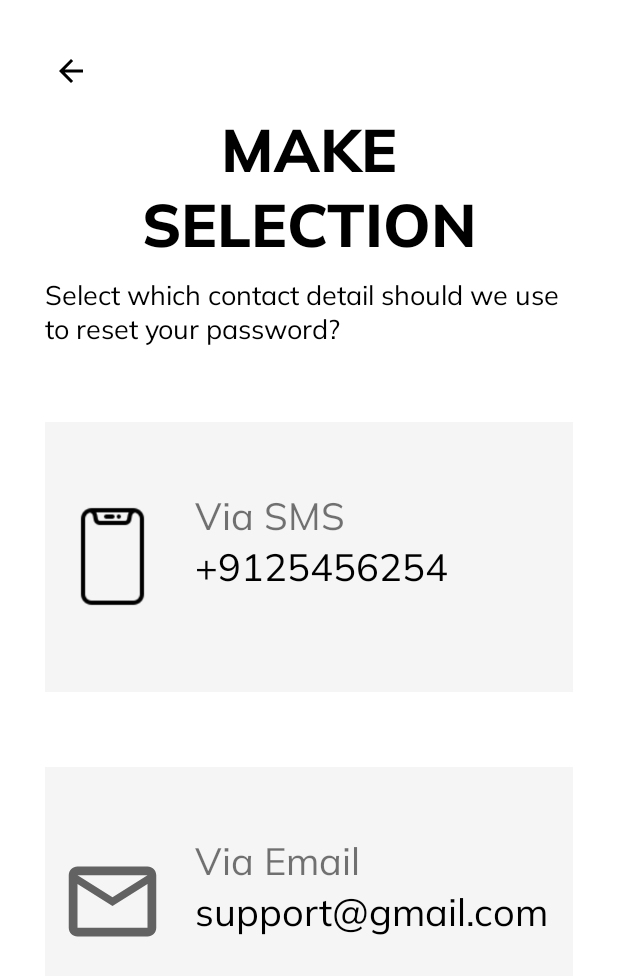
After one commit to maharishi-01/Guide_a_City, an Android app: the MakeSelection screen opened directly, with no data from a screen before it, on a phone screen of 412 x 824 dp. The commit adds this screen. Shown: the top 976 px of the screen. Run offline under Robolectric (Android 15) with nearby library versions, the phone set to English and light mode, and no system bars; Roboto replaces fonts that are not available here.

Commit message:
Added Forget password page and update page

```diff
--- a/app/src/main/AndroidManifest.xml
+++ b/app/src/main/AndroidManifest.xml
@@ -9,7 +9,11 @@
         android:roundIcon="@mipmap/ic_launcher_round"
         android:supportsRtl="true"
         android:theme="@style/AppTheme">
-        <activity android:name=".Common.LoginSignup.VerifyOtp"></activity>
+        <activity android:name=".Common.LoginSignup.ForgetPasswordSuccess"></activity>
+        <activity android:name=".Common.LoginSignup.SetNewPassword" />
+        <activity android:name=".Common.LoginSignup.MakeSelection" />
+        <activity android:name=".Common.LoginSignup.ForgetPassword" />
+        <activity android:name=".Common.LoginSignup.VerifyOtp" />
         <activity android:name=".Common.LoginSignup.SignUp3rdActivity" />
         <activity android:name=".Common.LoginSignup.SignUp2ndActivity" />
         <activity android:name=".Common.LoginSignup.SignUp" />
--- /dev/null
+++ b/app/src/main/java/com/example/guide_a_city/Common/LoginSignup/MakeSelection.java
@@ -0,0 +1,16 @@
+package com.example.guide_a_city.Common.LoginSignup;
+
+import androidx.appcompat.app.AppCompatActivity;
+
+import android.os.Bundle;
+
+import com.example.guide_a_city.R;
+
+public class MakeSelection extends AppCompatActivity {
+
+    @Override
+    protected void onCreate(Bundle savedInstanceState) {
+        super.onCreate(savedInstanceState);
+        setContentView(R.layout.activity_make_selection);
+    }
+}
--- /dev/null
+++ b/app/src/main/res/drawable/check_done_icon.xml
@@ -0,0 +1,5 @@
+<vector android:height="24dp" android:tint="#26D56E"
+    android:viewportHeight="24" android:viewportWidth="24"
+    android:width="24dp" xmlns:android="http://schemas.android.com/apk/res/android">
+    <path android:fillColor="@android:color/white" android:pathData="M12,2C6.48,2 2,6.48 2,12s4.48,10 10,10 10,-4.48 10,-10S17.52,2 12,2zM10,17l-5,-5 1.41,-1.41L10,14.17l7.59,-7.59L19,8l-9,9z"/>
+</vector>
--- /dev/null
+++ b/app/src/main/res/drawable/ic_outline_email_24.xml
@@ -0,0 +1,10 @@
+<vector xmlns:android="http://schemas.android.com/apk/res/android"
+    android:width="24dp"
+    android:height="24dp"
+    android:viewportWidth="24"
+    android:viewportHeight="24"
+    android:tint="?attr/colorControlNormal">
+  <path
+      android:fillColor="@android:color/white"
+      android:pathData="M22,6c0,-1.1 -0.9,-2 -2,-2L4,4c-1.1,0 -2,0.9 -2,2v12c0,1.1 0.9,2 2,2h16c1.1,0 2,-0.9 2,-2L22,6zM20,6l-8,5 -8,-5h16zM20,18L4,18L4,8l8,5 8,-5v10z"/>
+</vector>
--- /dev/null
+++ b/app/src/main/res/layout/activity_make_selection.xml
@@ -0,0 +1,138 @@
+<?xml version="1.0" encoding="utf-8"?>
+<ScrollView xmlns:android="http://schemas.android.com/apk/res/android"
+    xmlns:app="http://schemas.android.com/apk/res-auto"
+    xmlns:tools="http://schemas.android.com/tools"
+    android:layout_width="match_parent"
+    android:layout_height="match_parent"
+    android:background="@color/white"
+    android:padding="30dp"
+    tools:context=".Common.LoginSignup.MakeSelection">
+
+    <LinearLayout
+        android:layout_width="match_parent"
+        android:layout_height="wrap_content"
+        android:orientation="vertical">
+
+        <ImageView
+            android:layout_width="wrap_content"
+            android:layout_height="wrap_content"
+            android:padding="5dp"
+            android:src="@drawable/general_back_icon" />
+
+        <TextView
+            android:layout_width="wrap_content"
+            android:layout_height="wrap_content"
+            android:layout_gravity="center"
+            android:layout_marginTop="10dp"
+            android:fontFamily="@font/muli_extrabold"
+            android:gravity="center"
+            android:includeFontPadding="false"
+            android:text="@string/make_selection"
+            android:textAlignment="center"
+            android:textAllCaps="true"
+            android:textColor="@color/black"
+            android:textSize="40sp" />
+
+        <TextView
+            android:layout_width="wrap_content"
+            android:layout_height="wrap_content"
+            android:layout_gravity="center"
+            android:layout_marginTop="10dp"
+            android:fontFamily="@font/muli"
+            android:text="@string/make_selection_desc"
+            android:textColor="@color/black"
+            android:textSize="18sp" />
+
+        <RelativeLayout
+            android:layout_width="match_parent"
+            android:layout_height="180dp"
+            android:layout_marginTop="50dp"
+            android:background="@color/lightWhite"
+            android:padding="10dp">
+
+            <ImageView
+                android:id="@+id/mobile_icon"
+                android:layout_width="70dp"
+                android:layout_height="70dp"
+                android:layout_centerVertical="true"
+                android:layout_marginRight="20dp"
+                android:src="@drawable/mobile_icon" />
+
+            <TextView
+                android:id="@+id/mobile_title"
+                android:layout_width="wrap_content"
+                android:layout_height="wrap_content"
+                android:layout_marginTop="35dp"
+                android:layout_toRightOf="@id/mobile_icon"
+                android:fontFamily="@font/muli"
+                android:text="Via SMS"
+                android:textSize="25dp" />
+
+            <TextView
+                android:id="@+id/mobile_desc"
+                android:layout_width="wrap_content"
+                android:layout_height="wrap_content"
+                android:layout_below="@id/mobile_title"
+                android:layout_toRightOf="@id/mobile_icon"
+                android:fontFamily="@font/muli"
+                android:text="+9125456254"
+                android:textColor="@color/black"
+                android:textSize="25dp" />
+
+
+            <Button
+                android:layout_width="match_parent"
+                android:layout_height="match_parent"
+                android:background="@color/transparent" />
+
+
+        </RelativeLayout>
+
+        <RelativeLayout
+            android:layout_width="match_parent"
+            android:layout_height="180dp"
+            android:layout_marginTop="50dp"
+            android:background="@color/lightWhite"
+            android:padding="10dp">
+
+            <ImageView
+                android:id="@+id/email_icon"
+                android:layout_width="70dp"
+                android:layout_height="70dp"
+                android:layout_centerVertical="true"
+                android:layout_marginRight="20dp"
+                android:src="@drawable/ic_outline_email_24" />
+
+            <TextView
+                android:id="@+id/email_title"
+                android:layout_width="wrap_content"
+                android:layout_height="wrap_content"
+                android:layout_marginTop="35dp"
+                android:layout_toRightOf="@id/email_icon"
+                android:fontFamily="@font/muli"
+                android:text="@string/via_email"
+                android:textSize="25dp" />
+
+            <TextView
+                android:id="@+id/email_desc"
+                android:layout_width="wrap_content"
+                android:layout_height="wrap_content"
+                android:layout_below="@id/email_title"
+                android:layout_toRightOf="@id/email_icon"
+                android:fontFamily="@font/muli"
+                android:text="support@gmail.com"
+                android:textColor="@color/black"
+                android:textSize="25dp" />
+
+
+            <Button
+                android:layout_width="match_parent"
+                android:layout_height="match_parent"
+                android:background="@color/transparent" />
+        </RelativeLayout>
+
+
+    </LinearLayout>
+
+
+</ScrollView>
--- a/app/src/main/res/values/colors.xml
+++ b/app/src/main/res/values/colors.xml
@@ -22,7 +22,8 @@
     <color name="card2">#7adccf</color>
     <color name="card3">#f7c59f</color>
     <color name="card4">#b8d7f5</color>
-    <color name="card5">#D80909</color>
+
+    <color name="transparent">#00000000</color>
 
 
 </resources>
--- a/app/src/main/res/values/strings.xml
+++ b/app/src/main/res/values/strings.xml
@@ -85,10 +85,18 @@
     <string name="other">Other</string>
     <string name="select_your_age">Select Your Age</string>
 
-<!-- OTP Screen-->
+    <!-- OTP Screen-->
     <string name="otp_code_text">Otp</string>
     <string name="otp_verification_text">Verification</string>
     <string name="otp_description_text">Enter one time password sent on\n</string>
+    <string name="forget_password_desc">Provide Your Account\'s Email for which you want to rest your password</string>
+    <string name="make_selection">Make Selection</string>
+    <string name="make_selection_desc">Select which contact detail should we use to reset your password?</string>
+    <string name="via_email">Via Email</string>
+    <string name="new_credentials_desc">Our Identity has been verified set your new Password</string>
+    <string name="new_credentials">New Credentials</string>
+    <string name="password_updated">Password Updated</string>
+    <string name="password_updated_desc">Your Password has been Updated!!</string>
 
 
 </resources>
```
Also changed, not shown: app/src/main/java/com/example/guide_a_city/Common/LoginSignup/ForgetPassword.java (added, +16 -0 lines), app/src/main/java/com/example/guide_a_city/Common/LoginSignup/ForgetPasswordSuccess.java (added, +16 -0 lines), app/src/main/java/com/example/guide_a_city/Common/LoginSignup/SetNewPassword.java (added, +16 -0 lines), app/src/main/res/layout/activity_forget_password.xml (added, +89 -0 lines), app/src/main/res/layout/activity_forget_password_success.xml (added, +67 -0 lines), app/src/main/res/layout/activity_set_new_password.xml (added, +112 -0 lines), app/src/main/res/drawable-v24/lock_password_icon.png (added), app/src/main/res/drawable-v24/mobile_icon.png (added), app/src/main/res/drawable-v24/new_password_icon.png (added).
